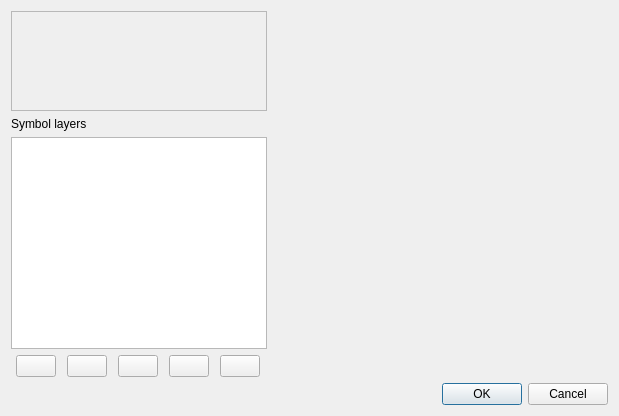
The window that src/ui/qgssymbolv2selectordialogbase.ui (kadas-albireo/kadas-albireo) describes before a commit, drawn with Qt 5.
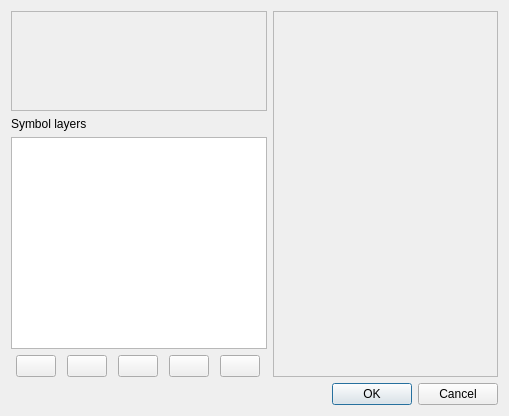
The same window after the commit.

Diff of the .ui file:
```diff
--- a/src/ui/qgssymbolv2selectordialogbase.ui
+++ b/src/ui/qgssymbolv2selectordialogbase.ui
@@ -6,7 +6,7 @@
    <rect>
     <x>0</x>
     <y>0</y>
-    <width>619</width>
+    <width>509</width>
     <height>416</height>
    </rect>
   </property>
@@ -132,18 +132,7 @@
      </item>
     </layout>
    </item>
-   <item row="0" column="1">
-    <widget class="QStackedWidget" name="stackedWidget">
-     <property name="sizePolicy">
-      <sizepolicy hsizetype="Expanding" vsizetype="Expanding">
-       <horstretch>2</horstretch>
-       <verstretch>0</verstretch>
-      </sizepolicy>
-     </property>
-     <widget class="QWidget" name="page_2"/>
-    </widget>
-   </item>
-   <item row="1" column="1">
+   <item row="1" column="2">
     <widget class="QDialogButtonBox" name="buttonBox">
      <property name="orientation">
       <enum>Qt::Horizontal</enum>
@@ -153,6 +142,37 @@
      </property>
     </widget>
    </item>
+   <item row="0" column="1" colspan="2">
+    <widget class="QFrame" name="frame">
+     <property name="sizePolicy">
+      <sizepolicy hsizetype="Expanding" vsizetype="Preferred">
+       <horstretch>4</horstretch>
+       <verstretch>0</verstretch>
+      </sizepolicy>
+     </property>
+     <property name="frameShape">
+      <enum>QFrame::StyledPanel</enum>
+     </property>
+     <property name="frameShadow">
+      <enum>QFrame::Sunken</enum>
+     </property>
+     <layout class="QVBoxLayout" name="verticalLayout_2">
+      <item>
+       <widget class="QStackedWidget" name="stackedWidget">
+        <property name="sizePolicy">
+         <sizepolicy hsizetype="Expanding" vsizetype="Expanding">
+          <horstretch>2</horstretch>
+          <verstretch>0</verstretch>
+         </sizepolicy>
+        </property>
+        <widget class="QWidget" name="page_2"/>
+       </widget>
+      </item>
+     </layout>
+     <zorder>stackedWidget</zorder>
+     <zorder>stackedWidget</zorder>
+    </widget>
+   </item>
   </layout>
  </widget>
  <resources/>
```
Left out of the diff: 6 changed lines with no effect on the pictures.
